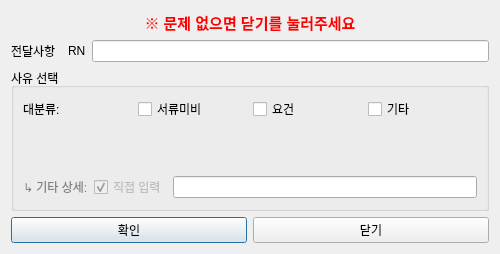
Old version of the form ui/special_note_dialog.ui in the repository Glen-Lee-glitch/new_viewer.
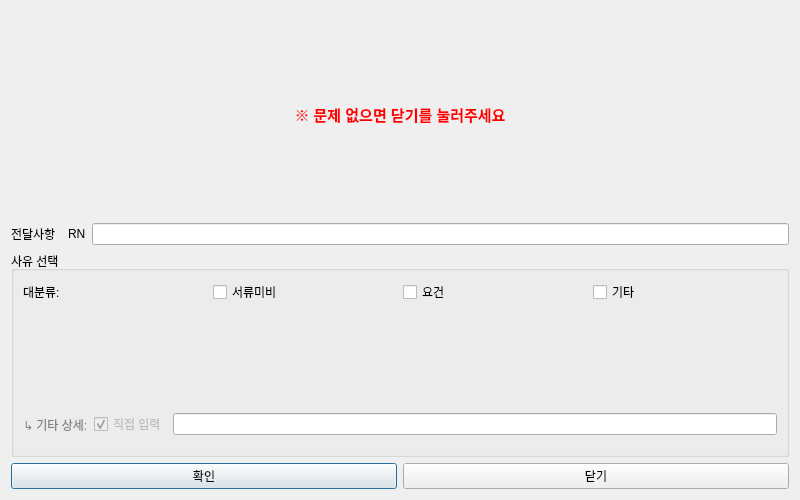
New version of the form.

Commit message: feat: 전달사항 창 라디오 버튼 명칭

```diff
--- a/ui/special_note_dialog.ui
+++ b/ui/special_note_dialog.ui
@@ -6,8 +6,8 @@
    <rect>
     <x>0</x>
     <y>0</y>
-    <width>500</width>
-    <height>200</height>
+    <width>800</width>
+    <height>500</height>
    </rect>
   </property>
   <property name="windowTitle">
```
The commit also changes 1 other file.
